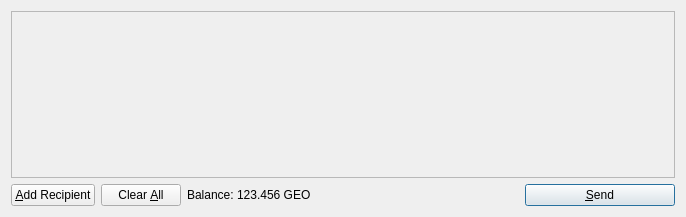
Qt form src/qt/forms/sendcoinsdialog.ui (Cryptonocoin/Eurocoin) before a commit.
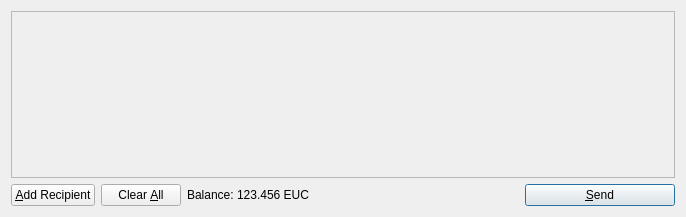
The same form after that commit. Icons and pictures are not drawn.

```diff
--- a/src/qt/forms/sendcoinsdialog.ui
+++ b/src/qt/forms/sendcoinsdialog.ui
@@ -119,7 +119,7 @@
           <cursorShape>IBeamCursor</cursorShape>
          </property>
          <property name="text">
-          <string>123.456 GEO</string>
+          <string>123.456 EUC</string>
          </property>
          <property name="textInteractionFlags">
           <set>Qt::LinksAccessibleByMouse|Qt::TextSelectableByKeyboard|Qt::TextSelectableByMouse</set>
```
